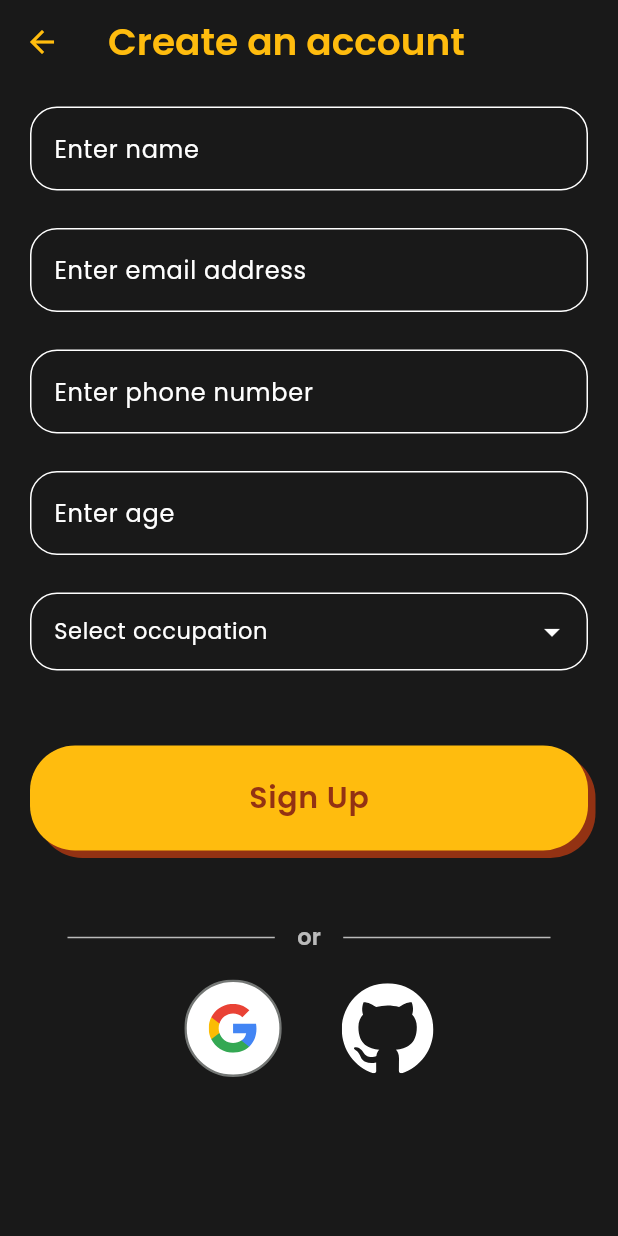
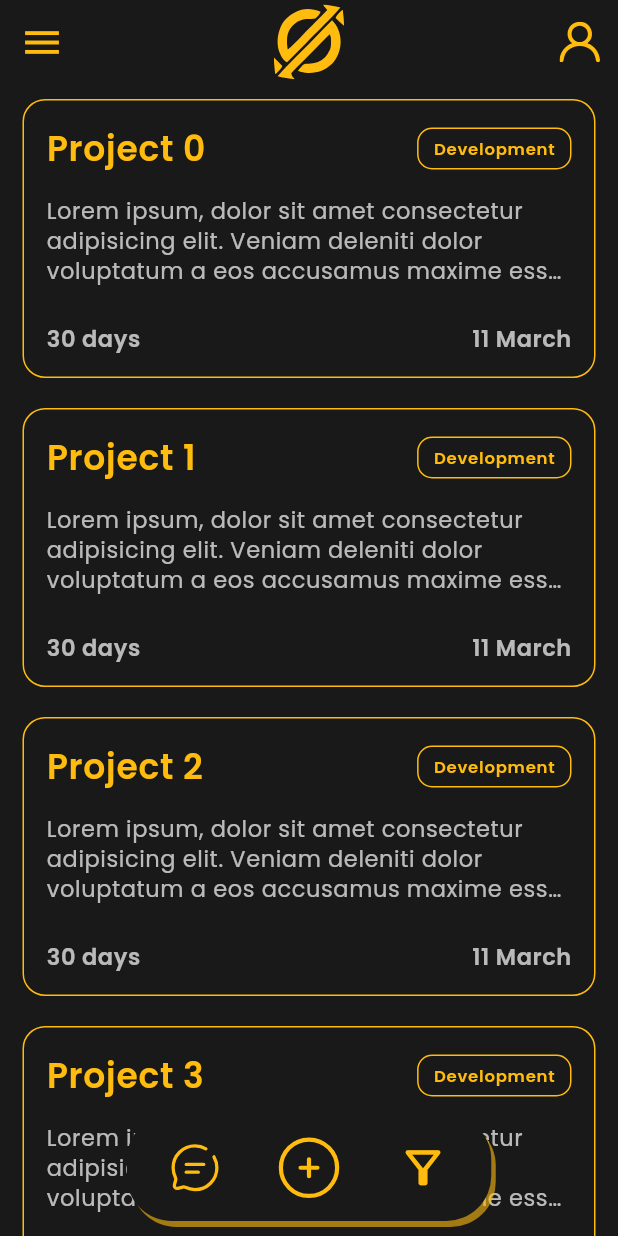
Before and after one commit to vasusomani/skill_sync, a Flutter app: the SignupScreen screen opened by its route, after a tap on "Sign Up", on a phone screen of 412 x 824 dp. Run offline on Flutter 3.47's test engine with Material 3 defaults, Android fonts, the phone set to English and light mode, and no system bars; drawn by our look-alikes of dropdown_search; our stand-ins replace cloud_firestore, firebase_auth, firebase_core, flutter_riverpod, flutter_svg, fluttertoast and 2 more; accounts and stored records are empty.

Commit message:
Added home screen and app drawer

```diff
--- a/lib/constants/colors.dart
+++ b/lib/constants/colors.dart
@@ -1,13 +1,13 @@
 import 'package:flutter/material.dart';
 
 class CustomColors {
-  static final backgroundColor = Color(0xFF191919);
-  static final primaryColor = Color(0xFFFFBC0E);
-  static final secondaryColor1 = Colors.white70;
-  static final secondaryColor2 = Color(0xFF933213);
-  static final textFieldsColor = Color(0xFFFFFFFF);
+  static const backgroundColor = Color(0xFF191919);
+  static const primaryColor = Color(0xFFFFBC0E);
+  static const secondaryColor1 = Colors.white70;
+  static const secondaryColor2 = Color(0xFF933213);
+  static const tertiaryColor = Color(0xFF093F68);
 
   //Toast Colors
-  static final toastBackgroundColor = Color(0XFFD6D6D6);
-  static final toastTextColor = Color(0XFF0052B4);
+  static const toastBackgroundColor = Color(0XFFD6D6D6);
+  static const toastTextColor = Color(0XFF0052B4);
 }
--- a/lib/main.dart
+++ b/lib/main.dart
@@ -35,10 +35,10 @@
             fontWeight: FontWeight.w600,
           ),
           centerTitle: true,
-          iconTheme: IconThemeData(color: CustomColors.primaryColor),
+          iconTheme: const IconThemeData(color: CustomColors.primaryColor),
         ),
         fontFamily: GoogleFonts.poppins().fontFamily,
-        textTheme: TextTheme(
+        textTheme: const TextTheme(
           displaySmall: TextStyle(
             color: CustomColors.primaryColor,
             fontSize: 15,
@@ -54,7 +54,17 @@
             fontSize: 40,
             fontWeight: FontWeight.w600,
           ),
-          bodySmall: const TextStyle(
+          bodyLarge: TextStyle(
+            color: CustomColors.tertiaryColor,
+            fontSize: 23,
+            fontWeight: FontWeight.w600,
+          ),
+          bodyMedium: TextStyle(
+            color: Colors.black,
+            fontSize: 18,
+            fontWeight: FontWeight.w400,
+          ),
+          bodySmall: TextStyle(
             color: Colors.white,
             fontSize: 15,
             fontWeight: FontWeight.w400,
--- a/lib/models/project_model.dart
+++ b/lib/models/project_model.dart
@@ -1,6 +1,7 @@
 class ProjectModel {
   String? id;
   String? userId;
+  String? userName;
   String? title;
   String? description;
   String? domain;
@@ -12,6 +13,7 @@ class ProjectModel {
   ProjectModel({
     this.id,
     this.userId,
+    this.userName,
     this.title,
     this.description,
     this.domain,
@@ -24,6 +26,7 @@ class ProjectModel {
   ProjectModel.fromJson(Map<String, dynamic> json) {
     id = json['id'];
     userId = json['userId'];
+    userName = json['userName'];
     title = json['title'];
     description = json['description'];
     domain = json['domain'];
@@ -37,6 +40,7 @@ class ProjectModel {
     return {
       'id': id,
       'userId': userId,
+      'userName': userName,
       'title': title,
       'description': description,
       'domain': domain,
--- /dev/null
+++ b/lib/view/components/containers/project_container.dart
@@ -0,0 +1,166 @@
+import 'package:flutter/material.dart';
+import 'package:intl/intl.dart';
+import 'package:skill_sync/constants/colors.dart';
+import 'package:skill_sync/models/project_model.dart';
+import 'package:skill_sync/view/components/custom_buttons.dart';
+
+class ProjectContainer extends StatefulWidget {
+  const ProjectContainer({super.key, required this.project});
+  final ProjectModel project;
+
+  @override
+  State<ProjectContainer> createState() => _ProjectContainerState();
+}
+
+class _ProjectContainerState extends State<ProjectContainer> {
+  bool isExpanded = false;
+  @override
+  Widget build(BuildContext context) {
+    return GestureDetector(
+      onTap: () {
+        setState(() {
+          isExpanded = !isExpanded;
+        });
+      },
+      child: AnimatedContainer(
+        duration: const Duration(milliseconds: 250),
+        constraints: const BoxConstraints(
+          minHeight: 100,
+        ),
+        padding: const EdgeInsets.all(15),
+        decoration: BoxDecoration(
+          color: CustomColors.backgroundColor,
+          border: Border.all(
+            color: CustomColors.primaryColor,
+          ),
+          borderRadius: BorderRadius.circular(15),
+        ),
+        child: Column(
+          crossAxisAlignment: CrossAxisAlignment.start,
+          children: [
+            Row(
+              mainAxisAlignment: MainAxisAlignment.spaceBetween,
+              children: [
+                Text(
+                  widget.project.title!,
+                  style: Theme.of(context).textTheme.bodyLarge?.copyWith(
+                        color: CustomColors.primaryColor,
+                      ),
+                ),
+                Container(
+                  margin: const EdgeInsets.only(left: 10),
+                  padding:
+                      const EdgeInsets.symmetric(horizontal: 10, vertical: 5),
+                  decoration: BoxDecoration(
+                    border: Border.all(
+                      color: CustomColors.primaryColor,
+                    ),
+                    borderRadius: BorderRadius.circular(10),
+                  ),
+                  child: Text(
+                    widget.project.domain!,
+                    style: Theme.of(context).textTheme.labelSmall?.copyWith(
+                          color: CustomColors.primaryColor,
+                          fontWeight: FontWeight.w600,
+                        ),
+                  ),
+                )
+              ],
+            ),
+            const SizedBox(height: 15),
+            Text(
+              widget.project.description!,
+              maxLines: isExpanded ? 10 : 3,
+              overflow: TextOverflow.ellipsis,
+              style: Theme.of(context)
+                  .textTheme
+                  .bodySmall
+                  ?.copyWith(color: CustomColors.secondaryColor1),
+            ),
+            const SizedBox(height: 10),
+            if (isExpanded)
+              Column(
+                crossAxisAlignment: CrossAxisAlignment.start,
+                children: [
+                  SizedBox(
+                    height: 15,
+                  ),
+                  Text(
+                    widget.project.subDomain!,
+                    style: Theme.of(context).textTheme.bodySmall?.copyWith(
+                          color: CustomColors.primaryColor,
+                          fontWeight: FontWeight.w600,
+                        ),
+                  ),
+                  const SizedBox(height: 10),
+                  Wrap(
+                    spacing: 10,
+                    runSpacing: 5,
+                    children: widget.project.skills!
+                        .map(
+                          (e) => Container(
+                            padding: const EdgeInsets.symmetric(
+                                horizontal: 10, vertical: 5),
+                            decoration: BoxDecoration(
+                              border: Border.all(
+                                color: CustomColors.secondaryColor1,
+                              ),
+                              borderRadius: BorderRadius.circular(10),
+                            ),
+                            child: Text(
+                              e,
+                              style: Theme.of(context)
+                                  .textTheme
+                                  .labelSmall
+                                  ?.copyWith(
+                                    color: CustomColors.secondaryColor1,
+                                    fontWeight: FontWeight.w600,
+                                  ),
+                            ),
+                          ),
+                        )
+                        .toList(),
+                  ),
+                ],
+              ),
+            const SizedBox(height: 15),
+            Row(
+              mainAxisAlignment: MainAxisAlignment.spaceBetween,
+              children: [
+                //duration
+                Text(
+                  '${widget.project.duration} days',
+                  style: Theme.of(context).textTheme.bodySmall?.copyWith(
+                        color: CustomColors.secondaryColor1,
+                        fontWeight: FontWeight.w600,
+                      ),
+                ),
+                //deadline
+                Text(
+                  DateFormat('dd MMMM').format(widget.project.startDate!),
+                  style: Theme.of(context).textTheme.bodySmall?.copyWith(
+                        color: CustomColors.secondaryColor1,
+                        fontWeight: FontWeight.w600,
+                      ),
+                ),
+              ],
+            ),
+            if (isExpanded)
+              Column(
+                crossAxisAlignment: CrossAxisAlignment.start,
+                children: [
+                  const SizedBox(
+                    height: 20,
+                  ),
+                  Center(
+                      child: SecondaryButton(
+                          title: "Collaborate", onPressed: () {})),
+                  const SizedBox(height: 10),
+                ],
+              ),
+          ],
+        ),
+      ),
+    );
+  }
+}
--- a/lib/view/components/custom_buttons.dart
+++ b/lib/view/components/custom_buttons.dart
@@ -39,3 +39,38 @@ class PrimaryButton extends StatelessWidget {
     );
   }
 }
+
+class SecondaryButton extends StatelessWidget {
+  const SecondaryButton(
+      {super.key,
+      required this.title,
+      required this.onPressed,
+      this.isLoading = false});
+  final String title;
+  final VoidCallback onPressed;
+  final bool isLoading;
+
+  @override
+  Widget build(BuildContext context) {
+    return SizedBox(
+      height: 50,
+      child: ElevatedButton(
+        onPressed: onPressed,
+        style: ElevatedButton.styleFrom(
+          padding: const EdgeInsets.symmetric(horizontal: 30, vertical: 15),
+          backgroundColor: Colors.black,
+          foregroundColor: CustomColors.primaryColor,
+          shape: RoundedRectangleBorder(
+            side: BorderSide(color: CustomColors.primaryColor.withOpacity(0.5)),
+            borderRadius: BorderRadius.circular(30),
+          ),
+        ),
+        child: FittedBox(
+          child: Text(
+            title,
+          ),
+        ),
+      ),
+    );
+  }
+}
--- /dev/null
+++ b/lib/view/routes/route_animations.dart
@@ -0,0 +1,27 @@
+import 'package:flutter/material.dart';
+
+class CustomRoute extends PageRouteBuilder {
+  final Widget page;
+
+  CustomRoute({required this.page})
+      : super(
+          transitionDuration: const Duration(milliseconds: 150),
+          reverseTransitionDuration: const Duration(milliseconds: 150),
+          pageBuilder: (BuildContext context, Animation<double> animation,
+              Animation<double> secondaryAnimation) {
+            return page;
+          },
+          transitionsBuilder: (BuildContext context,
+              Animation<double> animation,
+              Animation<double> secondaryAnimation,
+              Widget child) {
+            return SlideTransition(
+              position: Tween<Offset>(
+                begin: const Offset(1.0, 0.0),
+                end: Offset.zero,
+              ).animate(animation),
+              child: child,
+            );
+          },
+        );
+}
--- a/lib/view/routes/routing.dart
+++ b/lib/view/routes/routing.dart
@@ -3,6 +3,7 @@ import 'package:skill_sync/view/screens/on_boarding_screen/welcome_screen.dart';
 
 import '../screens/auth_screen/login_screen.dart';
 import '../screens/auth_screen/signup_screen.dart';
+import '../screens/home_screen/home_screen.dart';
 
 class RouteGenerator extends NavigatorObserver {
   static Route<dynamic> generateRoute(RouteSettings settings) {
@@ -13,6 +14,8 @@ class RouteGenerator extends NavigatorObserver {
         return MaterialPageRoute(builder: (_) => const LoginScreen());
       case '/signup':
         return MaterialPageRoute(builder: (_) => const SignupScreen());
+      case '/home':
+        return MaterialPageRoute(builder: (_) => const HomeScreen());
       default:
         return _errorRoute();
     }
--- a/lib/view/screens/auth_screen/login_screen.dart
+++ b/lib/view/screens/auth_screen/login_screen.dart
@@ -2,6 +2,8 @@ import 'package:flutter/material.dart';
 import 'package:flutter_svg/svg.dart';
 import 'package:skill_sync/constants/colors.dart';
 import 'package:skill_sync/view/components/textfields/auth_textfileds.dart';
+import 'package:skill_sync/view/routes/route_animations.dart';
+import 'package:skill_sync/view/screens/auth_screen/signup_screen.dart';
 
 import '../../components/custom_buttons.dart';
 
@@ -46,7 +48,11 @@ class _LoginScreenState extends State<LoginScreen> {
                     style: Theme.of(context).textTheme.bodySmall,
                   ),
                   TextButton(
-                    onPressed: () => Navigator.pushNamed(context, '/signup'),
+                    // onPressed: () => Navigator.pushNamed(context, '/signup'),
+                    onPressed: () => Navigator.push(
+                      context,
+                      CustomRoute(page: SignupScreen()),
+                    ),
                     style: TextButton.styleFrom(
                       padding: EdgeInsets.only(left: 5),
                     ),
--- a/lib/view/screens/auth_screen/signup_screen.dart
+++ b/lib/view/screens/auth_screen/signup_screen.dart
@@ -76,9 +76,7 @@ class _SignupScreenState extends State<SignupScreen> {
                     ),
                     const SizedBox(height: 50),
                     PrimaryButton(
-                      onPressed: () {
-                        // Handle form submission
-                      },
+                      onPressed: () => Navigator.pushNamed(context, '/home'),
                       title: "Sign Up",
                     ),
                     const SizedBox(height: 40),
--- /dev/null
+++ b/lib/view/screens/home_screen/home_screen.dart
@@ -0,0 +1,308 @@
+import 'package:flutter/cupertino.dart';
+import 'package:flutter/material.dart';
+import 'package:flutter_svg/svg.dart';
+import 'package:skill_sync/constants/colors.dart';
+import 'package:skill_sync/models/project_model.dart';
+import 'package:skill_sync/models/user_model.dart';
+import 'package:skill_sync/view/components/containers/project_container.dart';
+
+class HomeScreen extends StatefulWidget {
+  const HomeScreen({super.key});
+
+  @override
+  State<HomeScreen> createState() => _HomeScreenState();
+}
+
+class _HomeScreenState extends State<HomeScreen> {
+  GlobalKey<ScaffoldState> scaffoldKey = GlobalKey();
+  UserModel user = UserModel(
+    id: '1',
+    email: 'vasusomani2004@gmail.com',
+    name: 'Vasu Somani',
+    age: 17,
+    gender: "Male",
+    phoneNumber: 9587118642,
+    occupation: "Student",
+    level: "Beginner",
+  );
+  @override
+  Widget build(BuildContext context) {
+    return Scaffold(
+      key: scaffoldKey,
+      drawerEnableOpenDragGesture: true,
+      appBar: AppBar(
+        leading: Builder(
+          builder: (context) => IconButton(
+            icon: const Icon(
+              Icons.menu,
+              size: 30,
+            ),
+            onPressed: () => Scaffold.of(context).openDrawer(),
+          ),
+        ),
+        title: SvgPicture.asset(
+          'assets/images/logo.svg',
+          height: 50,
+        ),
+        actions: [
+          Padding(
+            padding: const EdgeInsets.symmetric(horizontal: 12),
+            child: SvgPicture.asset(
+              'assets/icons/profile.svg',
+              height: 27,
+              color: CustomColors.primaryColor,
+            ),
+          ),
+        ],
+      ),
+      body: Stack(
+        children: [
+          ListView.builder(
+            itemBuilder: (context, index) {
+              return Padding(
+                padding:
+                    const EdgeInsets.symmetric(horizontal: 15, vertical: 10),
+                child: ProjectContainer(
+                  project: ProjectModel(
+                    title: 'Project $index',
+                    description:
+                        'Lorem ipsum, dolor sit amet consectetur adipisicing elit. Veniam deleniti dolor voluptatum a eos accusamus maxime esse similique laudantium vero commodi sunt ullam facilis numquam soluta quos, repudiandae veritatis animi!',
+                    skills: [
+                      'Skill 1',
+                      'Skill 2',
+                      'Skill 3',
+                      'Skill 4',
+                      'Skill 5',
+                      'Skill 6',
+                      'Skill 7',
+                    ],
+                    duration: 30,
+                    id: index.toString(),
+                    userId: index.toString(),
+                    userName: "Vasu Somani",
+                    domain: 'Development',
+                    subDomain: 'Web Development',
+                    startDate: DateTime.now(),
+                  ),
+                ),
+              );
+            },
+            itemCount: 10,
+          ),
+          Align(
+            alignment: Alignment.bottomCenter,
+            child: Container(
+                margin: const EdgeInsets.only(bottom: 10),
+                decoration: BoxDecoration(
+                  color: CustomColors.backgroundColor,
+                  borderRadius: const BorderRadius.all(Radius.circular(30)),
+                  boxShadow: [
+                    BoxShadow(
+                      color: CustomColors.primaryColor.withOpacity(0.6),
+                      offset: const Offset(3, 4),
+                      blurRadius: 0,
+                    )
+                  ],
+                ),
+                padding:
+                    const EdgeInsets.symmetric(horizontal: 20, vertical: 5),
+                child: Row(
+                  mainAxisSize: MainAxisSize.min,
+                  mainAxisAlignment: MainAxisAlignment.spaceBetween,
+                  children: [
+                    IconButton(
+                      icon: SvgPicture.asset(
+                        'assets/icons/chat.svg',
+                        height: 35,
+                        color: CustomColors.primaryColor,
+                      ),
+                      onPressed: () {},
+                    ),
+                    const SizedBox(width: 20),
+                    IconButton(
+                      icon: SvgPicture.asset(
+                        'assets/icons/add.svg',
+                        height: 45,
+                        color: CustomColors.primaryColor,
+                      ),
+                      onPressed: () {},
+                    ),
+                    const SizedBox(width: 20),
+                    IconButton(
+                      icon: const Icon(
+                        Icons.filter_alt_outlined,
+                        size: 35,
+                        color: CustomColors.primaryColor,
+                      ),
+                      onPressed: () {},
+                    ),
+                  ],
+                )),
+          ),
+        ],
+      ),
+      drawer: SafeArea(
+        child: Drawer(
+          backgroundColor: CustomColors.backgroundColor,
+          shape: const RoundedRectangleBorder(
+            side: BorderSide(
+              color: CustomColors.primaryColor,
+            ),
+            borderRadius: BorderRadius.only(
+              topRight: Radius.circular(30),
+              bottomRight: Radius.circular(30),
+            ),
+          ),
+          child: ListView(
+            children: [
+              SizedBox(height: 10),
+              Center(
+                child: Container(
+                  height: 120,
+                  width: 120,
+                  margin: const EdgeInsets.symmetric(vertical: 10),
+                  padding: const EdgeInsets.all(10),
+                  decoration: BoxDecoration(
+                    color: Colors.black,
+                    shape: BoxShape.circle,
+                    border: Border.all(
+                      color: CustomColors.primaryColor,
+                      width: 2,
+                    ),
+                  ),
+                  child: FittedBox(
+                    child: Text(
+                      user.name![0],
+                      style: Theme.of(context).textTheme.bodyMedium?.copyWith(
+                            color: CustomColors.primaryColor,
+                          ),
+                    ),
+                  ),
+                ),
+              ),
+              Center(
+                child: Text(
+                  user.name!,
+                  style: Theme.of(context).textTheme.bodyLarge?.copyWith(
+                        color: CustomColors.secondaryColor1,
+                      ),
+                ),
+              ),
+              Center(
+                child: Row(
+                  mainAxisAlignment: MainAxisAlignment.center,
+                  children: [
+                    Text(
+                      user.level!,
+                      style: Theme.of(context).textTheme.bodySmall?.copyWith(
+                            color: CustomColors.secondaryColor1,
+                          ),
+                    ),
+                    SizedBox(width: 5),
+                    Text("|",
+                        style: Theme.of(context).textTheme.bodySmall?.copyWith(
+                              color: CustomColors.secondaryColor1,
+                              fontWeight: FontWeight.bold,
+                            )),
+                    SizedBox(width: 5),
+                    Text(
+                      user.projects?.length.toString() ?? "5" + " Projects",
+                      style: Theme.of(context).textTheme.bodySmall?.copyWith(
+                            color: CustomColors.secondaryColor1,
+                          ),
+                    ),
+                  ],
+                ),
+              ),
+              const SizedBox(height: 15),
+              Divider(
+                color: CustomColors.secondaryColor1,
+                indent: 15,
+                endIndent: 15,
+              ),
+              SizedBox(
+                height: 10,
+              ),
+              ListTile(
+                leading: SvgPicture.asset(
+                  'assets/icons/profile.svg',
+                  height: 30,
+                  color: CustomColors.primaryColor,
+                ),
+                title: Text(
+                  'My Profile',
+                  style: Theme.of(context).textTheme.bodyMedium?.copyWith(
+                        color: CustomColors.primaryColor,
+                      ),
+                ),
+                onTap: () {},
+              ),
+              SizedBox(
+                height: 5,
+              ),
+              ListTile(
+                leading: SvgPicture.asset(
+                  'assets/icons/request.svg',
+                  height: 30,
+                  color: CustomColors.primaryColor,
+                ),
+                title: Text(
+                  'My Requests',
+                  style: Theme.of(context).textTheme.bodyMedium?.copyWith(
+                        color: CustomColors.primaryColor,
+                      ),
+                ),
+                onTap: () {},
+              ),
+              SizedBox(
+                height: 5,
+              ),
+              ListTile(
+                leading: Icon(CupertinoIcons.briefcase_fill,
+                    size: 30, color: CustomColors.primaryColor),
+                title: Text(
+                  'My Projects',
+                  style: Theme.of(context).textTheme.bodyMedium?.copyWith(
+                        color: CustomColors.primaryColor,
+                      ),
+                ),
+                onTap: () {},
+              ),
+              SizedBox(
+                height: 5,
+              ),
+              ListTile(
+                leading: Icon(Icons.leaderboard_outlined,
+                    size: 30, color: CustomColors.primaryColor),
+                title: Text(
+                  'Leaderboard',
+                  style: Theme.of(context).textTheme.bodyMedium?.copyWith(
+                        color: CustomColors.primaryColor,
+                      ),
+                ),
+                onTap: () {},
+              ),
+              SizedBox(
+                height: 5,
+              ),
+              ListTile(
+                leading: SvgPicture.asset(
+                  'assets/icons/logout.svg',
+                  height: 30,
+                  color: Colors.red,
+                ),
+                title: Text(
+                  'Logout',
+                  style: Theme.of(context).textTheme.bodyMedium?.copyWith(
+                        color: Colors.red,
+                      ),
+                ),
+                onTap: () {},
+              ),
+            ],
+          ),
+        ),
+      ),
+    );
+  }
+}
--- a/pubspec.yaml
+++ b/pubspec.yaml
@@ -38,7 +38,7 @@ dependencies:
   firebase_core: ^2.27.0
   firebase_auth: ^4.6.3
   cloud_firestore: ^4.8.2
-  intl: ^0.18.1
+  intl: ^0.19.0
   google_sign_in: ^6.1.4
   flutter_riverpod: ^2.3.6
   google_fonts: ^4.0.4
```
Also changed, not shown: assets/icons/add.svg (added), assets/icons/chat.svg (added), assets/icons/logout.svg (added), assets/icons/profile.svg (added), assets/icons/profile1.svg (added), assets/icons/request.svg (added), pubspec.lock.
